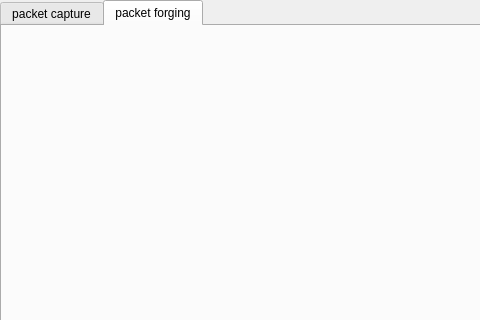
First picture: the form in NETSEC-1/mainwindow.ui, repository solimy/NETSEC-1, before the edit; both pictures show x 0 to 480 and y 0 to 320 of the 1319 by 668 pixel window.
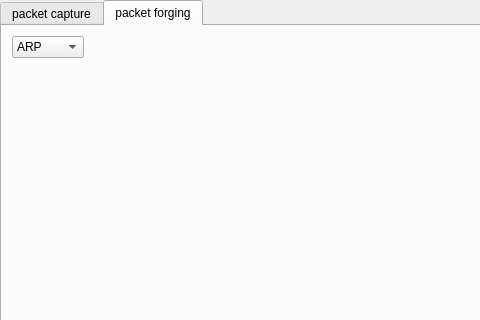
Second picture: the form after the edit. The open tabs and pages were chosen to show the change.

Patch:
```diff
--- a/NETSEC-1/mainwindow.ui
+++ b/NETSEC-1/mainwindow.ui
@@ -145,6 +145,26 @@
      <attribute name="title">
       <string>packet forging</string>
      </attribute>
+     <widget class="QComboBox" name="comboBox">
+      <property name="geometry">
+       <rect>
+        <x>10</x>
+        <y>10</y>
+        <width>72</width>
+        <height>22</height>
+       </rect>
+      </property>
+      <item>
+       <property name="text">
+        <string>ARP</string>
+       </property>
+      </item>
+      <item>
+       <property name="text">
+        <string>UDP</string>
+       </property>
+      </item>
+     </widget>
     </widget>
    </widget>
   </widget>
```
